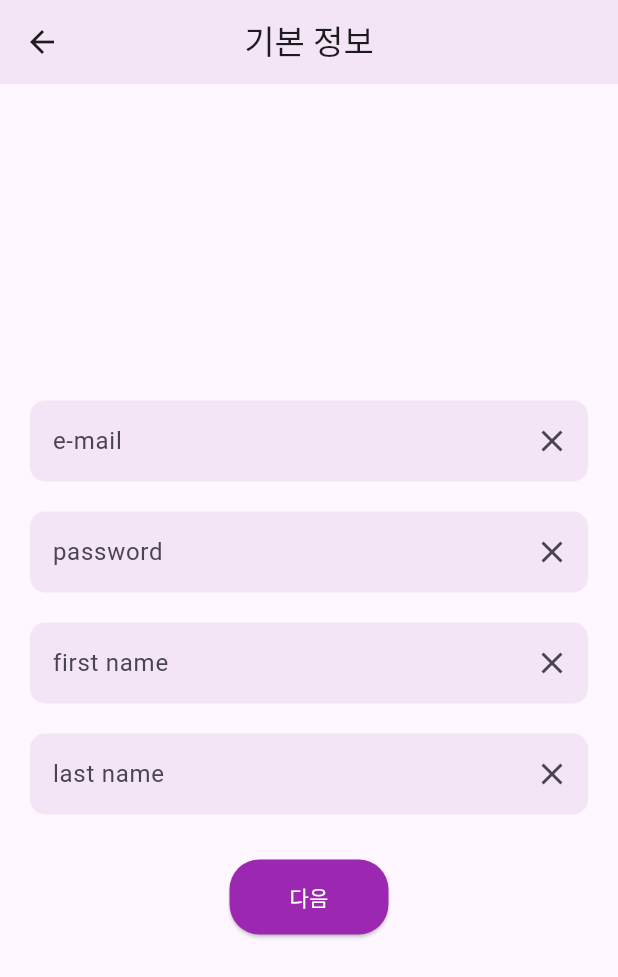
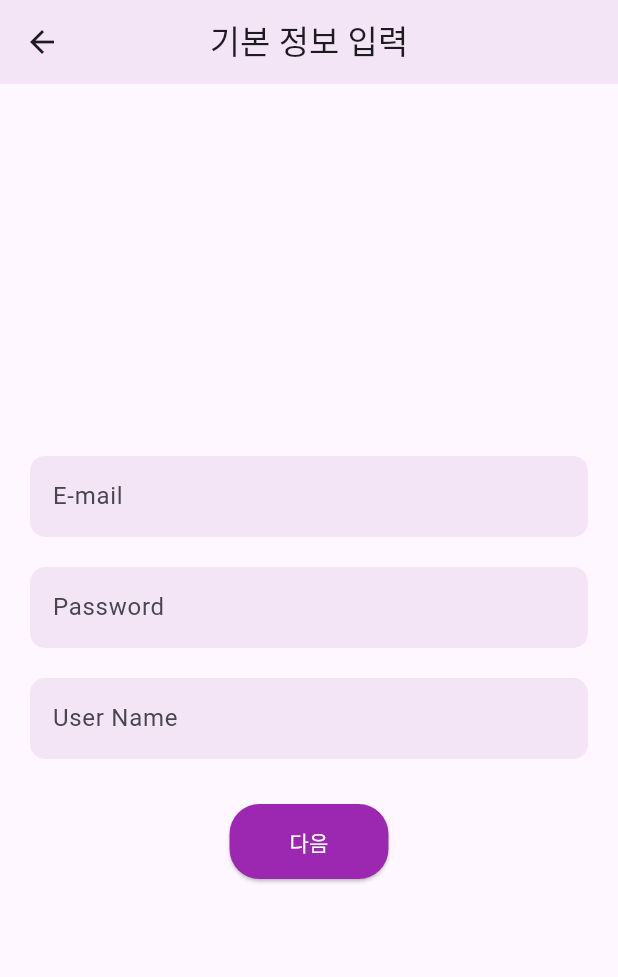
Before and after one commit to meongju0o0/emergency-room-service-front, a Flutter app: the RegistrationScreen screen opened directly, on a phone screen of 412 x 824 dp. Shown: the top 977 px of the screen. Run offline on Flutter 3.47's test engine with Material 3 defaults, Android fonts, the phone set to English and light mode, and no system bars; network calls fail.

Commit message:
registration finished

```diff
--- a/lib/screens/registration_screen.dart
+++ b/lib/screens/registration_screen.dart
@@ -8,110 +8,95 @@ class RegistrationScreen extends StatelessWidget {
   Widget build(BuildContext context) {
     final TextEditingController emailController = TextEditingController();
     final TextEditingController passwordController = TextEditingController();
-    final TextEditingController firstNameController = TextEditingController();
-    final TextEditingController lastNameController = TextEditingController();
+    final TextEditingController userNameController = TextEditingController();
 
     return Scaffold(
       appBar: AppBar(
-        title: const Text('기본 정보'),
+        title: const Text('기본 정보 입력'),
         backgroundColor: Colors.purple.shade50,
-        elevation: 0,
         centerTitle: true,
       ),
       body: Center(
         child: Column(
           mainAxisAlignment: MainAxisAlignment.center,
           children: [
-            Container(
-              margin: const EdgeInsets.symmetric(horizontal: 20, vertical: 10),
-              decoration: BoxDecoration(
-                color: Colors.purple.shade50,
-                borderRadius: BorderRadius.circular(10),
-              ),
-              child: TextField(
-                controller: emailController,
-                decoration: const InputDecoration(
-                  hintText: 'e-mail',
-                  border: InputBorder.none,
-                  contentPadding: EdgeInsets.all(15),
-                  suffixIcon: Icon(Icons.close),
-                ),
-              ),
-            ),
-            Container(
-              margin: const EdgeInsets.symmetric(horizontal: 20, vertical: 10),
-              decoration: BoxDecoration(
-                color: Colors.purple.shade50,
-                borderRadius: BorderRadius.circular(10),
-              ),
-              child: TextField(
-                controller: passwordController,
-                obscureText: true,
-                decoration: InputDecoration(
-                  hintText: 'password',
-                  border: InputBorder.none,
-                  contentPadding: EdgeInsets.all(15),
-                  suffixIcon: Icon(Icons.close),
-                ),
-              ),
-            ),
-            Container(
-              margin: const EdgeInsets.symmetric(horizontal: 20, vertical: 10),
-              decoration: BoxDecoration(
-                color: Colors.purple.shade50,
-                borderRadius: BorderRadius.circular(10),
-              ),
-              child: TextField(
-                controller: firstNameController,
-                decoration: InputDecoration(
-                  hintText: 'first name',
-                  border: InputBorder.none,
-                  contentPadding: EdgeInsets.all(15),
-                  suffixIcon: Icon(Icons.close),
-                ),
-              ),
-            ),
-            Container(
-              margin: const EdgeInsets.symmetric(horizontal: 20, vertical: 10),
-              decoration: BoxDecoration(
-                color: Colors.purple.shade50,
-                borderRadius: BorderRadius.circular(10),
-              ),
-              child: TextField(
-                controller: lastNameController,
-                decoration: InputDecoration(
-                  hintText: 'last name',
-                  border: InputBorder.none,
-                  contentPadding: EdgeInsets.all(15),
-                  suffixIcon: Icon(Icons.close),
-                ),
-              ),
-            ),
+            _buildTextField(emailController, 'E-mail'),
+            _buildTextField(passwordController, 'Password', obscureText: true),
+            _buildTextField(userNameController, 'User Name'),
             const SizedBox(height: 20),
             ElevatedButton(
               onPressed: () {
+                final email = emailController.text.trim();
+                final password = passwordController.text.trim();
+                final username = userNameController.text.trim();
+
+                if (email.isEmpty || password.isEmpty || username.isEmpty) {
+                  _showErrorDialog(context, '모든 필드를 입력해주세요.');
+                  return;
+                }
+
+                /// 다음 화면으로 이동
                 Navigator.push(
                   context,
                   MaterialPageRoute(
-                    builder: (context) => const DiseaseCodeScreen(),
+                    builder: (context) => DiseaseCodeScreen(
+                      email: email,
+                      password: password,
+                      username: username,
+                      diseaseCodes: [],
+                    ),
                   ),
                 );
               },
               style: ElevatedButton.styleFrom(
                 backgroundColor: Colors.purple,
-                shape: RoundedRectangleBorder(
-                  borderRadius: BorderRadius.circular(20),
-                ),
+                shape: RoundedRectangleBorder(borderRadius: BorderRadius.circular(20)),
                 padding: const EdgeInsets.symmetric(horizontal: 40, vertical: 15),
               ),
-              child: const Text(
-                '다음',
-                style: TextStyle(color: Colors.white),
-              ),
+              child: const Text('다음', style: TextStyle(color: Colors.white)),
             ),
           ],
         ),
       ),
     );
   }
+
+  Widget _buildTextField(
+      TextEditingController controller,
+      String hintText, {
+        bool obscureText = false,
+      }) {
+    return Container(
+      margin: const EdgeInsets.symmetric(horizontal: 20, vertical: 10),
+      decoration: BoxDecoration(
+        color: Colors.purple.shade50,
+        borderRadius: BorderRadius.circular(10),
+      ),
+      child: TextField(
+        controller: controller,
+        obscureText: obscureText,
+        decoration: InputDecoration(
+          hintText: hintText,
+          border: InputBorder.none,
+          contentPadding: const EdgeInsets.all(15),
+        ),
+      ),
+    );
+  }
+
+  void _showErrorDialog(BuildContext context, String message) {
+    showDialog(
+      context: context,
+      builder: (context) => AlertDialog(
+        title: const Text('오류'),
+        content: Text(message),
+        actions: [
+          TextButton(
+            onPressed: () => Navigator.pop(context),
+            child: const Text('확인'),
+          ),
+        ],
+      ),
+    );
+  }
 }
```
Also changed, not shown: lib/screens/disease_code_screen.dart (+105 -43 lines), lib/screens/medication_screen.dart (+140 -38 lines), lib/utils/token_utils.dart (+0 -10 lines).
